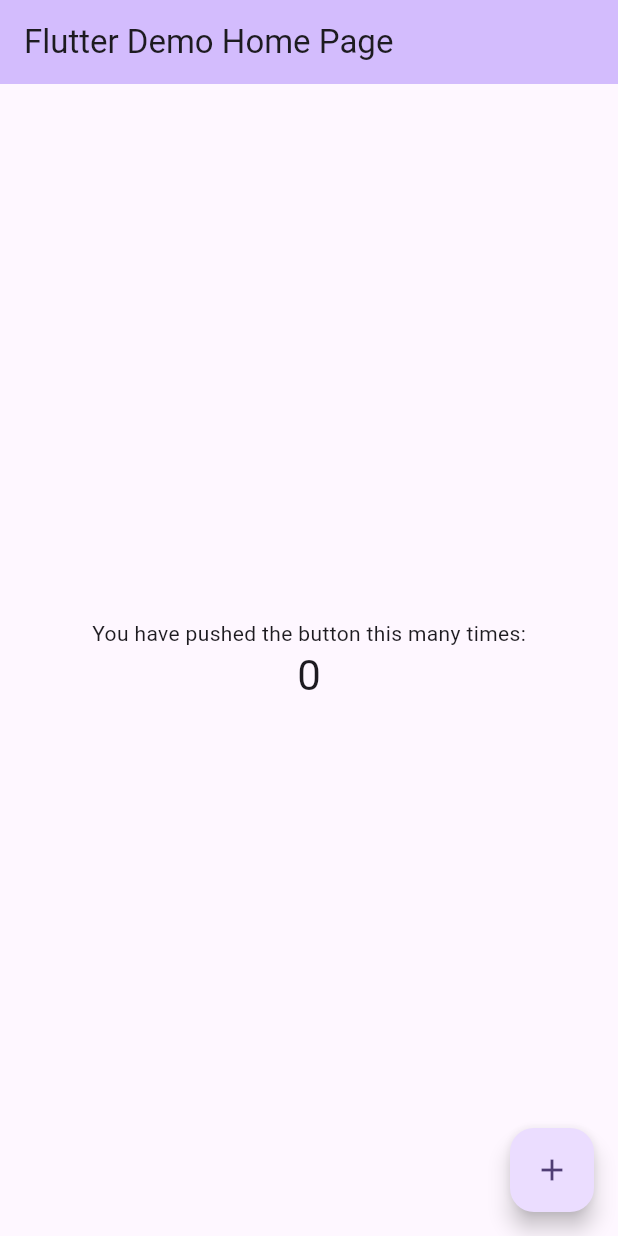
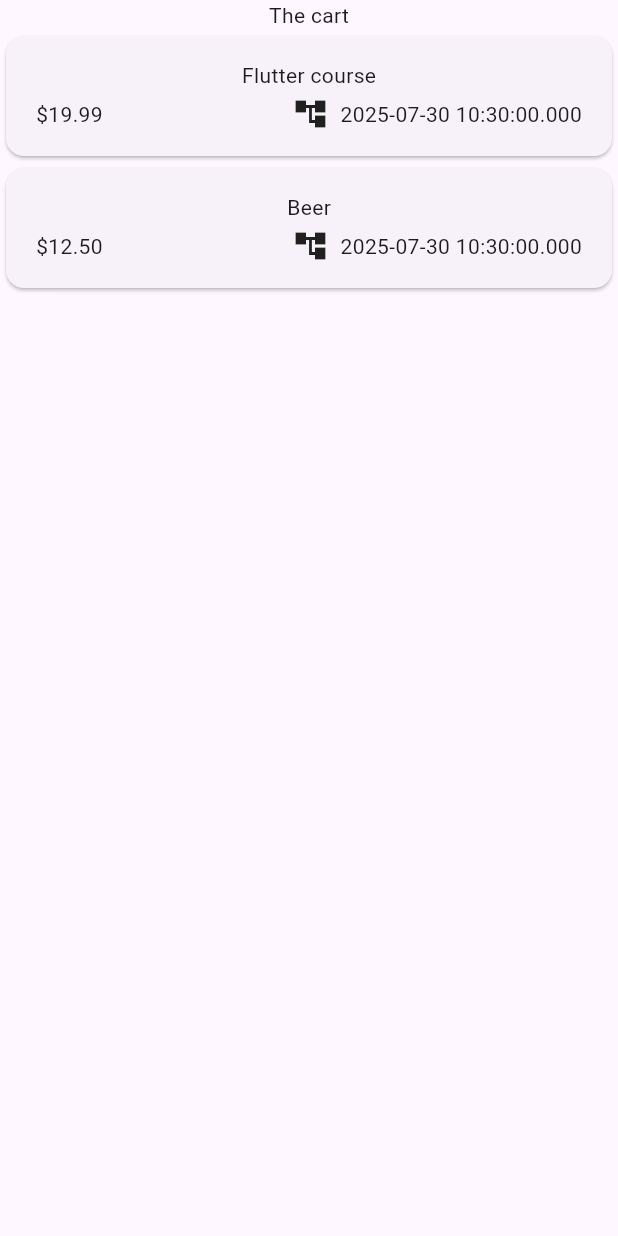
Before and after one commit to balazs1396/expense_tracker, a Flutter app: the screen it shows after launch, on a phone screen of 412 x 824 dp. Run offline on Flutter 3.47's test engine with Material 3 defaults, Android fonts, the phone set to English and light mode, and no system bars.

Commit message:
Add expenses list with basic UI with hardcoded expenses

```diff
--- a/lib/main.dart
+++ b/lib/main.dart
@@ -1,122 +1,6 @@
+import 'package:expense_tracker/widgets/expenses.dart';
 import 'package:flutter/material.dart';
 
 void main() {
-  runApp(const MyApp());
+  runApp(MaterialApp(home: Expenses()));
 }
-
-class MyApp extends StatelessWidget {
-  const MyApp({super.key});
-
-  // This widget is the root of your application.
-  @override
-  Widget build(BuildContext context) {
-    return MaterialApp(
-      title: 'Flutter Demo',
-      theme: ThemeData(
-        // This is the theme of your application.
-        //
-        // TRY THIS: Try running your application with "flutter run". You'll see
-        // the application has a purple toolbar. Then, without quitting the app,
-        // try changing the seedColor in the colorScheme below to Colors.green
-        // and then invoke "hot reload" (save your changes or press the "hot
-        // reload" button in a Flutter-supported IDE, or press "r" if you used
-        // the command line to start the app).
-        //
-        // Notice that the counter didn't reset back to zero; the application
-        // state is not lost during the reload. To reset the state, use hot
-        // restart instead.
-        //
-        // This works for code too, not just values: Most code changes can be
-        // tested with just a hot reload.
-        colorScheme: ColorScheme.fromSeed(seedColor: Colors.deepPurple),
-      ),
-      home: const MyHomePage(title: 'Flutter Demo Home Page'),
-    );
-  }
-}
-
-class MyHomePage extends StatefulWidget {
-  const MyHomePage({super.key, required this.title});
-
-  // This widget is the home page of your application. It is stateful, meaning
-  // that it has a State object (defined below) that contains fields that affect
-  // how it looks.
-
-  // This class is the configuration for the state. It holds the values (in this
-  // case the title) provided by the parent (in this case the App widget) and
-  // used by the build method of the State. Fields in a Widget subclass are
-  // always marked "final".
-
-  final String title;
-
-  @override
-  State<MyHomePage> createState() => _MyHomePageState();
-}
-
-class _MyHomePageState extends State<MyHomePage> {
-  int _counter = 0;
-
-  void _incrementCounter() {
-    setState(() {
-      // This call to setState tells the Flutter framework that something has
-      // changed in this State, which causes it to rerun the build method below
-      // so that the display can reflect the updated values. If we changed
-      // _counter without calling setState(), then the build method would not be
-      // called again, and so nothing would appear to happen.
-      _counter++;
-    });
-  }
-
-  @override
-  Widget build(BuildContext context) {
-    // This method is rerun every time setState is called, for instance as done
-    // by the _incrementCounter method above.
-    //
-    // The Flutter framework has been optimized to make rerunning build methods
-    // fast, so that you can just rebuild anything that needs updating rather
-    // than having to individually change instances of widgets.
-    return Scaffold(
-      appBar: AppBar(
-        // TRY THIS: Try changing the color here to a specific color (to
-        // Colors.amber, perhaps?) and trigger a hot reload to see the AppBar
-        // change color while the other colors stay the same.
-        backgroundColor: Theme.of(context).colorScheme.inversePrimary,
-        // Here we take the value from the MyHomePage object that was created by
-        // the App.build method, and use it to set our appbar title.
-        title: Text(widget.title),
-      ),
-      body: Center(
-        // Center is a layout widget. It takes a single child and positions it
-        // in the middle of the parent.
-        child: Column(
-          // Column is also a layout widget. It takes a list of children and
-          // arranges them vertically. By default, it sizes itself to fit its
-          // children horizontally, and tries to be as tall as its parent.
-          //
-          // Column has various properties to control how it sizes itself and
-          // how it positions its children. Here we use mainAxisAlignment to
-          // center the children vertically; the main axis here is the vertical
-          // axis because Columns are vertical (the cross axis would be
-          // horizontal).
-          //
-          // TRY THIS: Invoke "debug painting" (choose the "Toggle Debug Paint"
-          // action in the IDE, or press "p" in the console), to see the
-          // wireframe for each widget.
-          mainAxisAlignment: MainAxisAlignment.center,
-          children: <Widget>[
-            const Text('You have pushed the button this many times:'),
-            Text(
-              '$_counter',
-              style: Theme.of(context).textTheme.headlineMedium,
-            ),
-          ],
-        ),
-      ),
-      floatingActionButton: FloatingActionButton(
-        onPressed: _incrementCounter,
-        tooltip: 'Increment',
-        child: const Icon(Icons.add),
-      ), // This trailing comma makes auto-formatting nicer for build methods.
-    );
-  }
-}
--- /dev/null
+++ b/lib/model/expense.dart
@@ -0,0 +1,17 @@
+import 'package:uuid/uuid.dart';
+
+const uuid = Uuid();
+
+enum Category {
+  food, travel, leisure, work
+}
+
+class Expense {
+  Expense({required this.title, required this.amount, required this.date, required this.category}) : id = uuid.v4();
+
+  final String id;
+  final String title;
+  final double amount;
+  final DateTime date;
+  final Category category;
+}
--- /dev/null
+++ b/lib/widgets/expenses.dart
@@ -0,0 +1,30 @@
+import 'package:expense_tracker/widgets/expenses_list/expenses_list.dart';
+import 'package:expense_tracker/model/expense.dart';
+import 'package:flutter/material.dart';
+
+class Expenses extends StatefulWidget {
+  const Expenses ({super.key});
+
+  @override
+  State<Expenses> createState() {
+    return _ExpensesState();
+  }
+}
+
+class _ExpensesState extends State<Expenses> {
+  final List<Expense> _reqisteredExpenses = [
+    Expense(title: 'Flutter course', amount: 19.99, date: DateTime.now(), category: Category.work),
+    Expense(title: 'Beer', amount: 12.50, date: DateTime.now(), category: Category.leisure),
+  ];
+
+  @override
+  Widget build(BuildContext context) {
+    return Scaffold(body: Column(
+      children: [
+        Text('The cart'),
+        Expanded(child: ExpensesList(expenses: _reqisteredExpenses))
+      ],
+    ),);
+  }
+
+}
--- /dev/null
+++ b/lib/widgets/expenses_list/expense_item.dart
@@ -0,0 +1,36 @@
+import 'package:expense_tracker/model/expense.dart';
+import 'package:flutter/material.dart';
+
+class ExpenseItem extends StatelessWidget {
+  const ExpenseItem(this.expense, {super.key});
+
+  final Expense expense;
+
+  @override
+  Widget build(BuildContext context) {
+    return Card(
+      child: Padding(
+        padding: const EdgeInsets.symmetric(horizontal: 20, vertical: 16),
+        child: Column(
+          children: [
+            Text(expense.title),
+            SizedBox(height: 4),
+            Row(
+              children: [
+                Text('\$${expense.amount.toStringAsFixed(2)}'),
+                const Spacer(),
+                Row(
+                  children: [
+                    Icon(Icons.account_tree),
+                    const SizedBox(width: 8,),
+                    Text(expense.date.toString()),
+                  ],
+                ),
+              ],
+            ),
+          ],
+        ),
+      ),
+    );
+  }
+}
--- /dev/null
+++ b/lib/widgets/expenses_list/expenses_list.dart
@@ -0,0 +1,17 @@
+import 'package:expense_tracker/model/expense.dart';
+import 'package:expense_tracker/widgets/expenses_list/expense_item.dart';
+import 'package:flutter/material.dart';
+
+class ExpensesList extends StatelessWidget {
+  const ExpensesList({super.key, required this.expenses});
+
+  final List<Expense> expenses;
+
+  @override
+  Widget build(BuildContext context) {
+    return ListView.builder(
+      itemCount: expenses.length,
+      itemBuilder: (contect, index) => ExpenseItem(expenses[index]),
+    );
+  }
+}
--- a/pubspec.yaml
+++ b/pubspec.yaml
@@ -34,6 +34,7 @@ dependencies:
   # The following adds the Cupertino Icons font to your application.
   # Use with the CupertinoIcons class for iOS style icons.
   cupertino_icons: ^1.0.8
+  uuid: ^4.5.1
 
 dev_dependencies:
   flutter_test:
```
